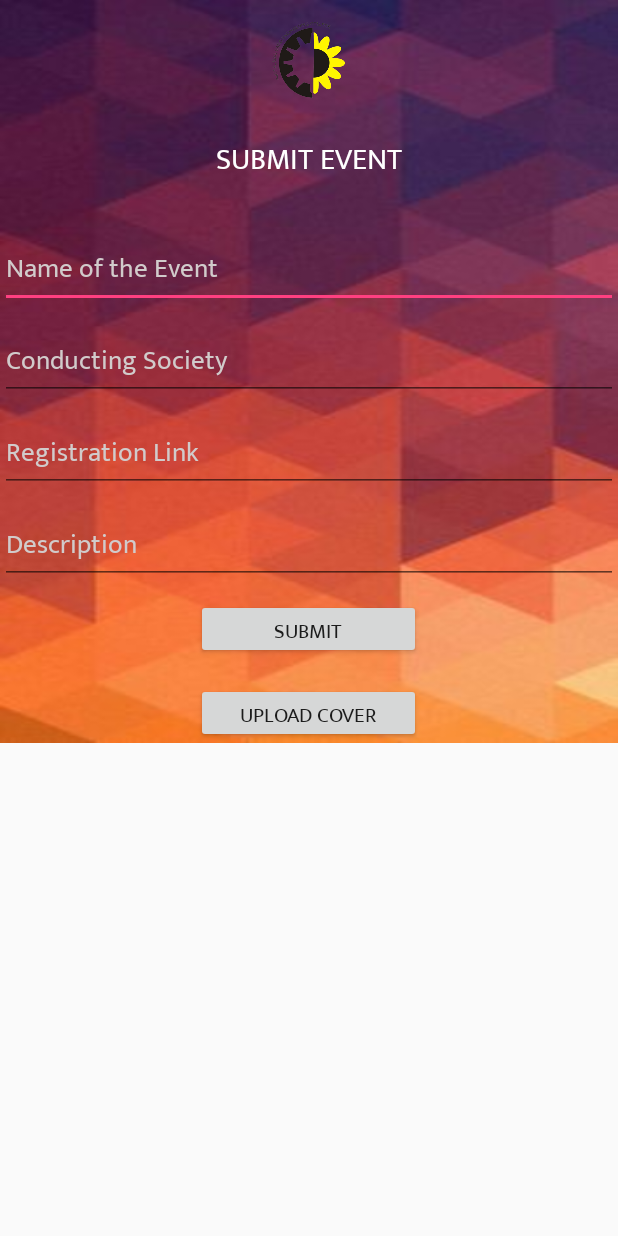
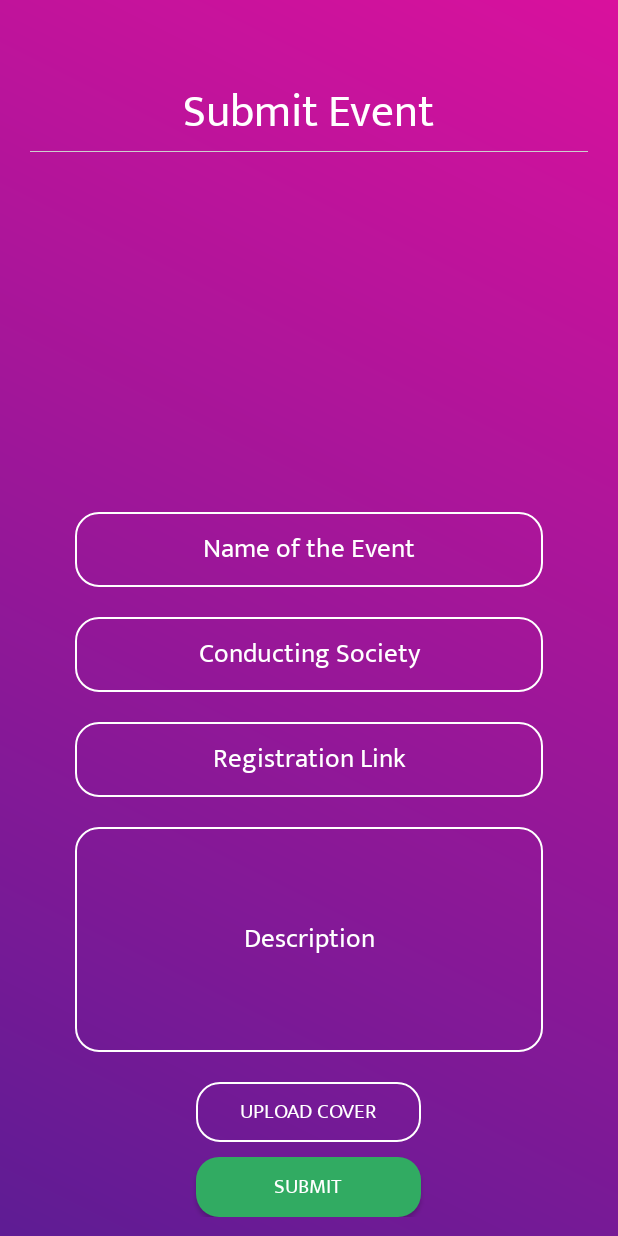
Before and after one commit to sanchit-sharma/EventManagerFinal-master, an Android app: the PostActivity screen opened directly, with no data from a screen before it, on a phone screen of 412 x 824 dp. Run offline under Robolectric (Android 15) with nearby library versions, the phone set to English and light mode, and no system bars; our stand-ins replace Firebase (no records; nobody signed in at launch, a user with empty details on screens opened directly).

Commit message:
UI Update

```diff
--- a/app/src/main/java/com/example/android/qwerty/DeveloperLoginActivity.java
+++ b/app/src/main/java/com/example/android/qwerty/DeveloperLoginActivity.java
@@ -2,6 +2,7 @@ package com.example.android.qwerty;
 
 import android.app.ProgressDialog;
 import android.content.Intent;
+import android.graphics.Color;
 import android.provider.ContactsContract;
 import android.support.annotation.NonNull;
 import android.support.v7.app.AppCompatActivity;
@@ -35,7 +36,8 @@ public class DeveloperLoginActivity extends AppCompatActivity {
     protected void onCreate(Bundle savedInstanceState) {
         super.onCreate(savedInstanceState);
         setContentView(R.layout.activity_developer_login);
-
+        getWindow().getDecorView().setSystemUiVisibility(View.SYSTEM_UI_FLAG_LAYOUT_STABLE | View.SYSTEM_UI_FLAG_LAYOUT_FULLSCREEN);
+        getWindow().setStatusBarColor(Color.TRANSPARENT);
         mEmail = findViewById(R.id.developerLoginId);
         mPassword = findViewById(R.id.developerLoginPassword);
         mButton = findViewById(R.id.developerLoginBtn);
--- a/app/src/main/java/com/example/android/qwerty/PostActivity.java
+++ b/app/src/main/java/com/example/android/qwerty/PostActivity.java
@@ -4,6 +4,7 @@ import android.app.ProgressDialog;
 import android.content.Intent;
 import android.graphics.Bitmap;
 import android.graphics.BitmapFactory;
+import android.graphics.Color;
 import android.net.Uri;
 import android.os.Environment;
 import android.provider.ContactsContract;
@@ -99,7 +100,8 @@ public class PostActivity extends AppCompatActivity {
     protected void onCreate(Bundle savedInstanceState) {
         super.onCreate(savedInstanceState);
         setContentView(R.layout.activity_post);
-
+        getWindow().getDecorView().setSystemUiVisibility(View.SYSTEM_UI_FLAG_LAYOUT_STABLE | View.SYSTEM_UI_FLAG_LAYOUT_FULLSCREEN);
+        getWindow().setStatusBarColor(Color.TRANSPARENT);
         mFirebaseBtn = findViewById(R.id.postBtn);
         mFirebaseName = findViewById(R.id.name);
         mFirebaseDesc = findViewById(R.id.textDesc);
@@ -178,7 +180,7 @@ public class PostActivity extends AppCompatActivity {
                             });
                 }
                 else
-                    Toast.makeText(PostActivity.this, "enter all the fields", Toast.LENGTH_LONG).show();
+                    Toast.makeText(PostActivity.this, "Please complete all the fields", Toast.LENGTH_LONG).show();
             }
         });
 
--- a/app/src/main/res/layout/activity_forgot_password.xml
+++ b/app/src/main/res/layout/activity_forgot_password.xml
@@ -30,7 +30,7 @@
         android:id="@+id/recoveryEmail"
         android:layout_width="match_parent"
         android:layout_height="50dp"
-
+        android:cursorVisible="false"
 
         android:layout_marginTop="21dp"
         android:ems="10"
--- a/app/src/main/res/layout/activity_login.xml
+++ b/app/src/main/res/layout/activity_login.xml
@@ -32,6 +32,7 @@
         android:textColorHint="#ffffff"
         android:inputType="textEmailAddress"
         android:background="@drawable/edit_text"
+        android:cursorVisible="false"
 
         />
 
@@ -50,6 +51,7 @@
         android:layout_marginTop="20dp"
         android:ems="10"
         android:hint="Password"
+        android:cursorVisible="false"
         android:textAlignment="center"
         android:inputType="textPassword" />
 
--- a/app/src/main/res/layout/activity_post.xml
+++ b/app/src/main/res/layout/activity_post.xml
@@ -1,10 +1,13 @@
 <?xml version="1.0" encoding="utf-8"?>
 <ScrollView android:layout_height="match_parent"
     android:layout_width="match_parent"
-    xmlns:android="http://schemas.android.com/apk/res/android" >
+    xmlns:android="http://schemas.android.com/apk/res/android"
+    android:background="@drawable/one"
+    >
 <LinearLayout android:layout_width="match_parent"
     android:layout_height="match_parent"
     xmlns:android="http://schemas.android.com/apk/res/android"
+
 
     >
 
@@ -14,102 +17,123 @@
     android:layout_width="match_parent"
     android:layout_height="match_parent"
     tools:context="com.example.android.qwerty.PostActivity"
-    android:background="@drawable/back"
 
     >
-    <ImageView
-        android:layout_width="80dp"
-        android:layout_height="80dp"
-        android:src="@drawable/akg"
-        android:layout_centerHorizontal="true"
-        android:id="@+id/logo_akg"
 
-        />
     <TextView
         android:layout_width="wrap_content"
         android:layout_height="wrap_content"
+        android:text="Submit Event"
+        android:layout_marginTop="50dp"
+        android:textColor="#ffffff"
         android:layout_centerHorizontal="true"
-        android:text="SUBMIT EVENT"
-        android:textSize="20sp"
-        android:layout_marginTop="10dp"
-        android:textColor="#ffffff"
-        android:fontFamily="@font/regular"
-        android:layout_below="@id/logo_akg"
+        android:textSize="30dp"
         android:id="@+id/head"
+
         />
-
+    <View
+        android:layout_width="match_parent"
+        android:layout_height="0.5dp"
+        android:layout_below="@+id/head"
+        android:background="#cecece"
+        android:layout_marginLeft="20dp"
+        android:layout_marginRight="20dp"
+        android:id="@+id/line"
+        />
     <ImageView
-        android:layout_width="152dp"
-        android:layout_height="wrap_content"
+        android:layout_width="200dp"
+        android:layout_height="200dp"
         android:id="@+id/imgPicture"
-        android:layout_below="@id/head"
-
-        android:layout_gravity="center_horizontal"
+        android:layout_below="@id/line"
+        android:layout_margin="20dp"
+        android:layout_centerHorizontal="true"
         android:contentDescription="@string/todo" />
     <EditText
         android:id="@+id/name"
         android:layout_width="match_parent"
+        android:layout_height="50dp"
+        android:layout_marginLeft="50dp"
+        android:layout_marginRight="50dp"
+        android:layout_marginTop="00dp"
+        android:layout_marginBottom="20dp"
         android:layout_below="@+id/imgPicture"
-        android:layout_height="wrap_content"
-        android:layout_marginTop="30dp"
+        android:cursorVisible="false"
+        android:background="@drawable/edit_text"
+        android:textAlignment="center"
         android:hint="@string/name_of_the_event"
         android:textColor="@android:color/white"
         android:textColorHighlight="#ffffff"
         android:fontFamily="@font/regular"
-        android:textColorHint="#d1cbcb" />
+        android:textColorHint="#ffffff" />
     <EditText
         android:layout_width="match_parent"
-        android:layout_height="wrap_content"
+        android:layout_height="50dp"
         android:layout_below="@+id/name"
-        android:layout_marginTop="10dp"
+        android:layout_marginLeft="50dp"
+        android:layout_marginRight="50dp"
         android:hint="@string/conducting_society"
         android:fontFamily="@font/regular"
         android:id="@+id/society"
-        android:textColorHint="#d1cbcb"
+        android:textColorHint="#ffffff"
+        android:background="@drawable/edit_text"
+        android:textAlignment="center"
         android:textColor="#ffffff"
         android:textColorHighlight="#ffffff"
         />
     <EditText
         android:layout_width="match_parent"
-        android:layout_height="wrap_content"
+        android:layout_height="50dp"
         android:layout_below="@id/society"
         android:fontFamily="@font/regular"
         android:id="@+id/regis"
         android:hint="Registration Link"
-        android:textColorHint="#d1cbcb"
+        android:textColorHint="#ffffff"
+        android:background="@drawable/edit_text"
+        android:layout_marginRight="50dp"
+        android:layout_marginLeft="50dp"
         android:textColor="#ffffff"
-        android:layout_marginTop="10dp"
+        android:layout_marginTop="20dp"
+        android:textAlignment="center"
         />
     <EditText
         android:layout_width="match_parent"
-        android:layout_height="wrap_content"
+        android:layout_height="150dp"
         android:layout_below="@+id/regis"
-        android:layout_marginTop="10dp"
+        android:layout_marginTop="20dp"
+        android:layout_marginRight="50dp"
+        android:layout_marginLeft="50dp"
         android:fontFamily="@font/regular"
         android:hint="@string/description"
+        android:textAlignment="center"
         android:id="@+id/textDesc"
-        android:textColorHint="#d1cbcb"
+        android:textColorHint="#ffffff"
         android:textColor="#ffffff"
         android:textColorHighlight="#ffffff"
+        android:background="@drawable/edit_text"
 
         />
 
     <Button
         android:layout_width="150dp"
         android:layout_height="40dp"
-        android:layout_below="@+id/textDesc"
-        android:layout_centerHorizontal="true"
+        android:background="@drawable/sign_in"
+        android:textColor="#ffffff"
+        android:layout_below="@+id/upload_image"
         android:text="@string/submit"
         android:id="@+id/postBtn"
+        android:layout_marginLeft="50dp"
+        android:layout_centerHorizontal="true"
         android:layout_marginTop="10dp"
         />
     <Button
         android:id="@+id/upload_image"
         android:layout_width="150dp"
         android:layout_height="40dp"
-        android:layout_alignStart="@+id/postBtn"
-        android:layout_below="@+id/postBtn"
-        android:layout_marginTop="16dp"
+        android:layout_below="@+id/textDesc"
+        android:layout_centerHorizontal="true"
+        android:background="@drawable/edit_text"
+        android:textColor="#ffffff"
+        android:layout_marginTop="20dp"
         android:onClick="onImageGalleryClicked"
         android:text="@string/upload_cover" />
 
--- a/app/src/main/res/layout/activity_register.xml
+++ b/app/src/main/res/layout/activity_register.xml
@@ -35,6 +35,7 @@
         android:layout_centerHorizontal="true"
         android:layout_marginTop="36dp"
         android:ems="10"
+        android:cursorVisible="false"
         android:textColor="#ffffff"
         android:textColorHint="#ffffff"
         android:backgroundTint="#ffffff"
@@ -49,6 +50,7 @@
         android:background="@drawable/edit_text"
         android:layout_width="match_parent"
         android:layout_height="50dp"
+        android:cursorVisible="false"
         android:textColor="#ffffff"
         android:textColorHint="#ffffff"
         android:textAlignment="center"
@@ -66,6 +68,7 @@
         android:background="@drawable/edit_text"
         android:textAlignment="center"
         android:textColor="#ffffff"
+        android:cursorVisible="false"
         android:textColorHint="#ffffff"
         android:layout_width="match_parent"
         android:layout_height="50dp"
```
Also changed, not shown: app/src/main/java/com/example/android/qwerty/DescriptionActivity.java (+0 -7 lines), app/src/main/res/layout/activity_description.xml (+0 -8 lines), app/src/main/res/layout/activity_developer_login.xml (+47 -9 lines), app/src/main/res/layout/activity_main.xml (+1 -12 lines).
